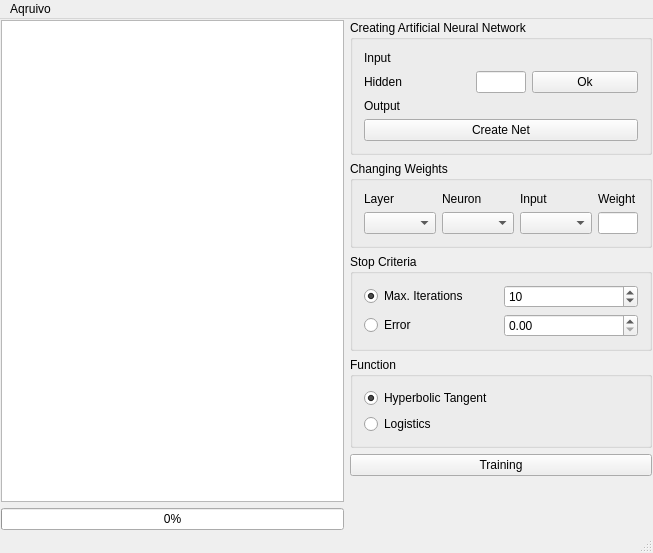
The window that ANN_BP/mainwindow.ui (Akindart/ArtificialNeuralNetwork_BackPropagation) describes before a commit, drawn with Qt 5.
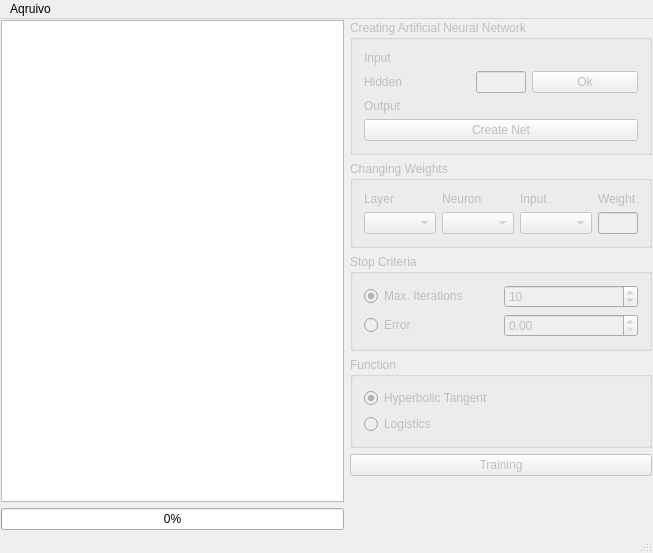
The same window after the commit.

Diff of the .ui file:
```diff
--- a/ANN_BP/mainwindow.ui
+++ b/ANN_BP/mainwindow.ui
@@ -52,7 +52,7 @@
       <item>
        <widget class="QGroupBox" name="grpLayer">
         <property name="enabled">
-         <bool>true</bool>
+         <bool>false</bool>
         </property>
         <property name="title">
          <string>Creating Artificial Neural Network</string>
@@ -137,7 +137,7 @@
       <item>
        <widget class="QGroupBox" name="groupBox_5">
         <property name="enabled">
-         <bool>true</bool>
+         <bool>false</bool>
         </property>
         <property name="title">
          <string>Changing Weights</string>
@@ -225,7 +225,10 @@
        </widget>
       </item>
       <item>
-       <widget class="QGroupBox" name="groupBox_2">
+       <widget class="QGroupBox" name="grpStopCriteria">
+        <property name="enabled">
+         <bool>false</bool>
+        </property>
         <property name="title">
          <string>Stop Criteria</string>
         </property>
@@ -270,6 +273,9 @@
       </item>
       <item>
        <widget class="QGroupBox" name="grpFunction">
+        <property name="enabled">
+         <bool>false</bool>
+        </property>
         <property name="title">
          <string>Function</string>
         </property>
@@ -296,6 +302,9 @@
       </item>
       <item>
        <widget class="QPushButton" name="btnTraining">
+        <property name="enabled">
+         <bool>false</bool>
+        </property>
         <property name="text">
          <string>Training</string>
         </property>
```
Left out of the diff: 4 changed lines with no effect on the pictures.
